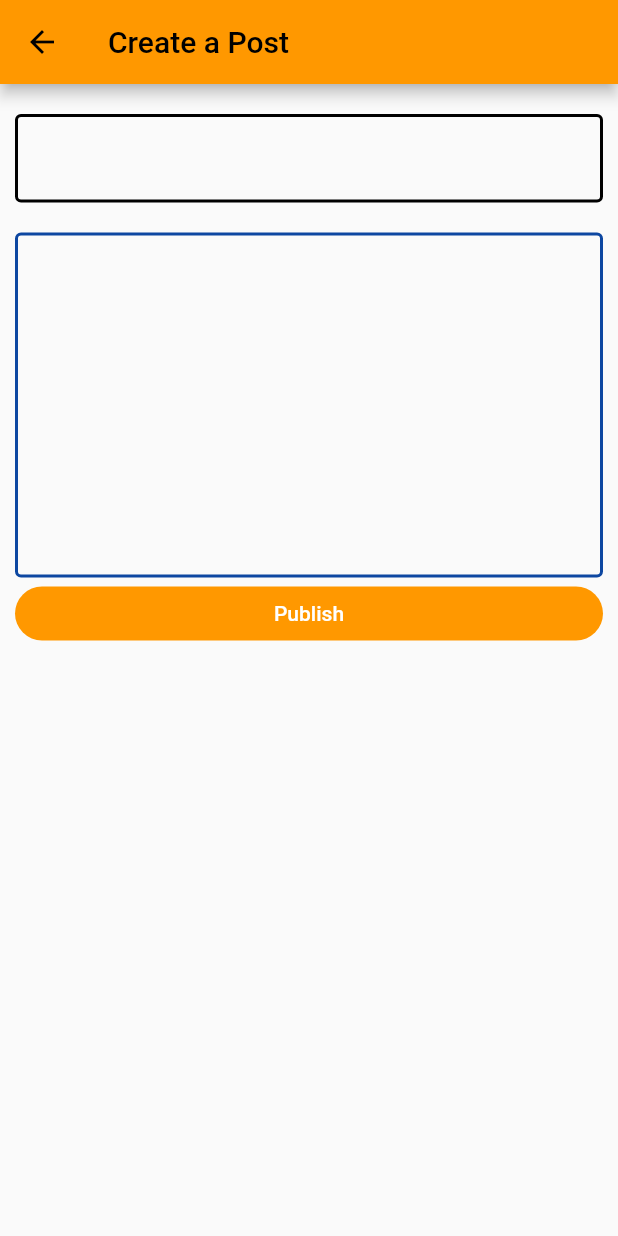
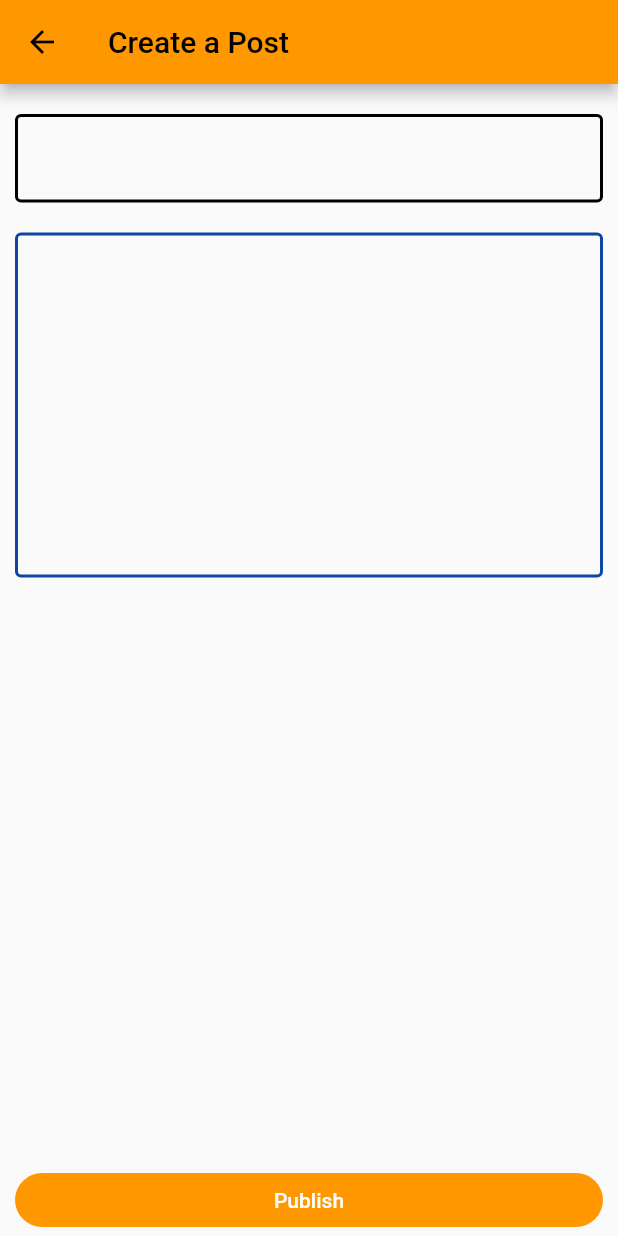
Before and after one commit to nurfajarismail/Task_1_Udacoding, a Flutter app: the CreateblogPage screen opened directly, on a phone screen of 412 x 824 dp. Run offline on Flutter 3.47's test engine with Material 2 defaults, Android fonts, the phone set to English and light mode, and no system bars.

Commit message:
add expanded

```diff
--- a/lib/createblogPage.dart
+++ b/lib/createblogPage.dart
@@ -40,10 +40,12 @@ class CreateblogPage extends StatelessWidget {
             SizedBox(
               height: 20,
             ),
-            TextField(
+            Expanded(
+              child: TextField(
                 decoration: InputDecoration(
                     focusedBorder: OutlineInputBorder(
-                    borderSide: BorderSide(color: Colors.blue[900], width: 2.0),
+                      borderSide:
+                          BorderSide(color: Colors.blue[900], width: 2.0),
                     ),
                     //contentPadding: const EdgeInsets.symmetric(vertical: 200.0),
                     enabledBorder: OutlineInputBorder(
@@ -52,6 +54,7 @@ class CreateblogPage extends StatelessWidget {
                     )),
                 maxLines: 10,
                 keyboardType: TextInputType.multiline,
+              ),
             ),
             SizedBox(
                 width: double.infinity,
```
Lines whose indentation alone changed are shown as unchanged.
